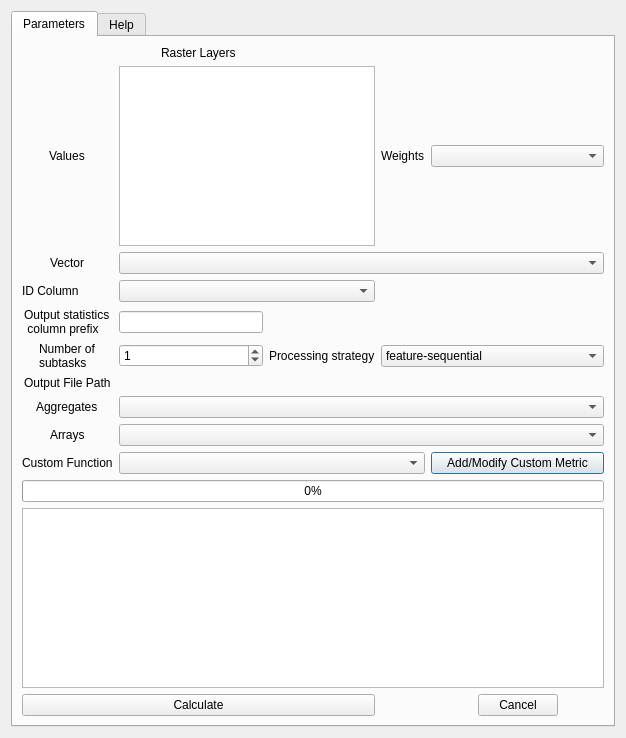
Qt form zonal_exact/zonal_exact_dialog_base.ui (JakubCha/exactextract_qgis) before a commit.
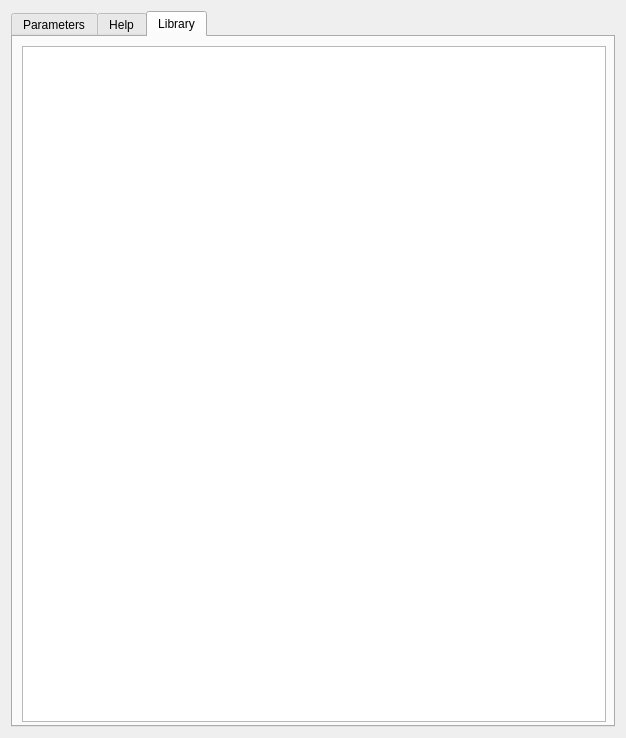
The same form after that commit. Custom widgets are drawn as their Qt base class.

Patch:
```diff
--- a/zonal_exact/zonal_exact_dialog_base.ui
+++ b/zonal_exact/zonal_exact_dialog_base.ui
@@ -20,7 +20,7 @@
       <bool>false</bool>
      </property>
      <property name="currentIndex">
-      <number>0</number>
+      <number>2</number>
      </property>
      <widget class="QWidget" name="parametersTab">
       <attribute name="title">
@@ -311,6 +311,21 @@
        </item>
       </layout>
      </widget>
+     <widget class="QWidget" name="LibraryTab">
+      <attribute name="title">
+       <string>Library</string>
+      </attribute>
+      <widget class="QTextBrowser" name="libraryTextBrowser">
+       <property name="geometry">
+        <rect>
+         <x>9</x>
+         <y>9</y>
+         <width>584</width>
+         <height>676</height>
+        </rect>
+       </property>
+      </widget>
+     </widget>
     </widget>
    </item>
   </layout>
```
